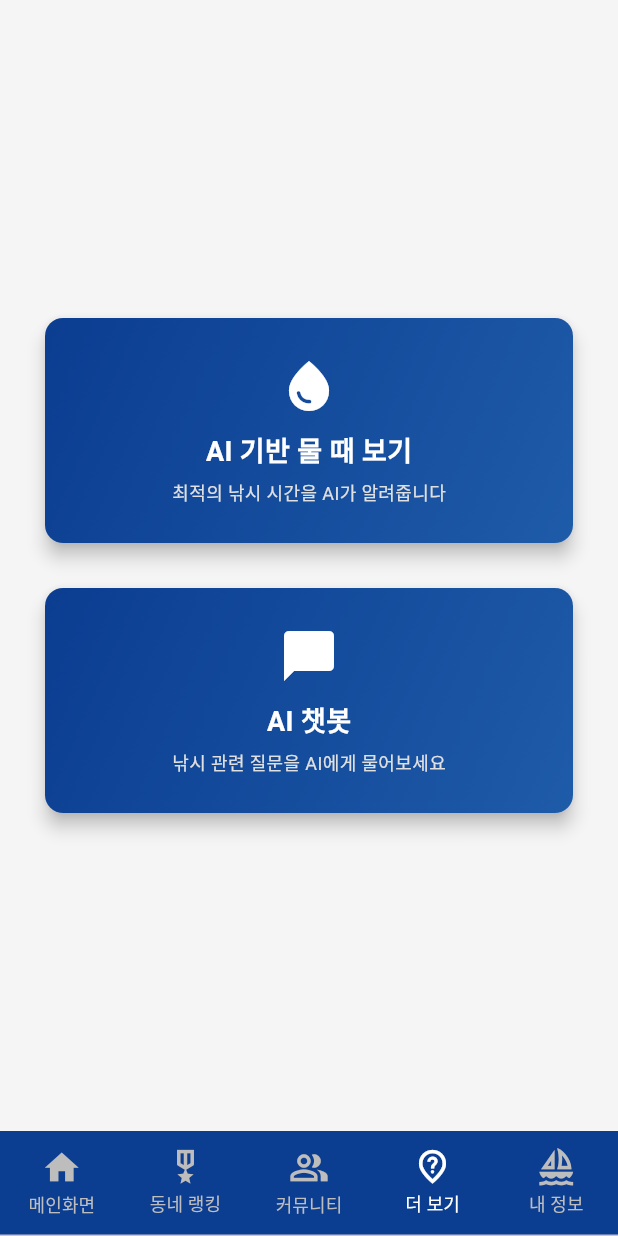
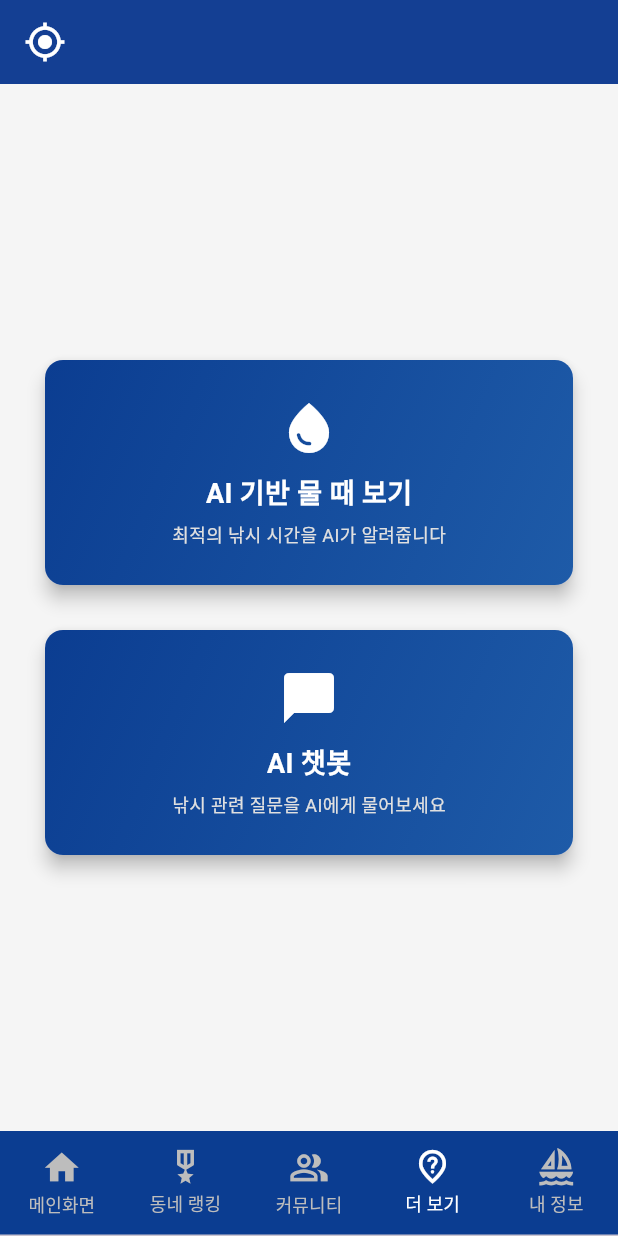
Before and after one commit to bckkingkkang/fish_piece, a Flutter app: the screen it shows after launch, item 4 of the bottom bar chosen, on a phone screen of 412 x 824 dp. Run offline on Flutter 3.47's test engine with Material 3 defaults, Android fonts, the phone set to English and light mode, and no system bars.

Commit message:
위치 패키지 추가

```diff
--- a/lib/main.dart
+++ b/lib/main.dart
@@ -27,6 +27,18 @@ class _MyAppState extends State<MyApp> {
       home : DefaultTabController(
         length : 5,
         child : Scaffold(
+          appBar: AppBar(
+            title: Row(
+              children: [
+                Icon(Icons.my_location_sharp, size: 28, color: Colors.white),
+                SizedBox(width: 10),
+                // 아이콘 옆 '현재 위치'의 날씨는 '맑음 25도' 이런 식으로 표시
+              ],
+            ),
+            backgroundColor: Color(0xFF0B3D91),
+            elevation: 5,
+            centerTitle: false,
+          ),
           body : TabBarView(
             physics: NeverScrollableScrollPhysics(),
             children : <Widget> [
--- a/pubspec.yaml
+++ b/pubspec.yaml
@@ -35,7 +35,8 @@ dependencies:
   url_launcher:
   cloud_firestore:
   firebase_core:
-
+  geolocator: ^11.0.0
+  geocoding: ^2.1.1
 
   # The following adds the Cupertino Icons font to your application.
   # Use with the CupertinoIcons class for iOS style icons.
```
Also changed, not shown: 3 other files.
